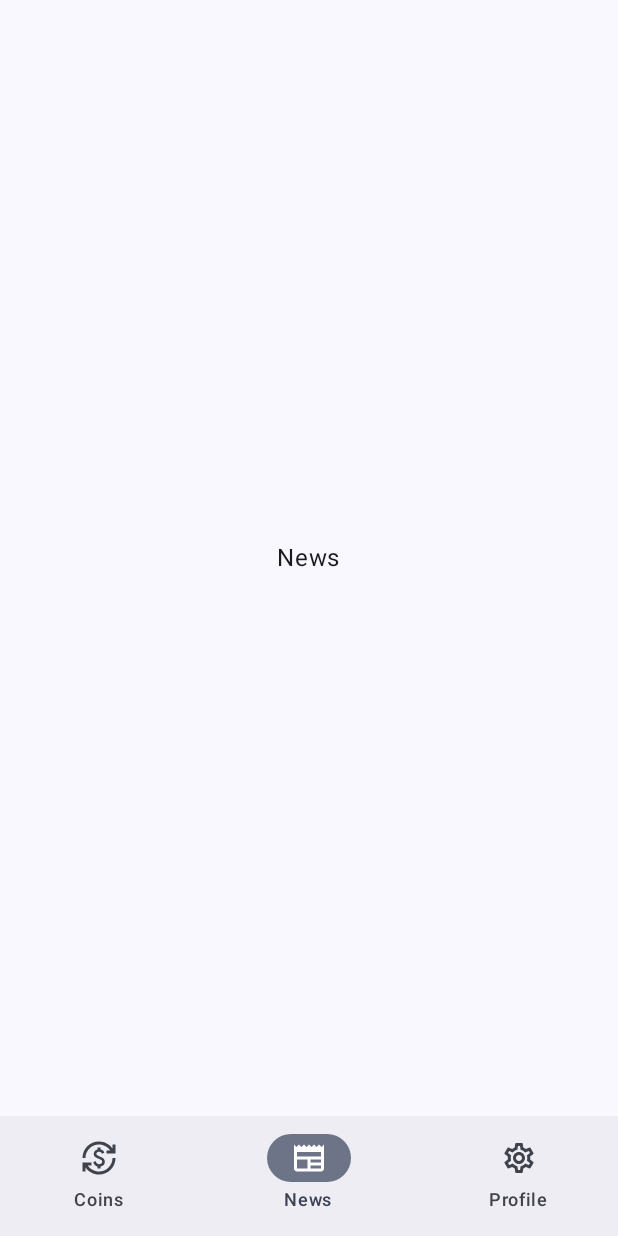
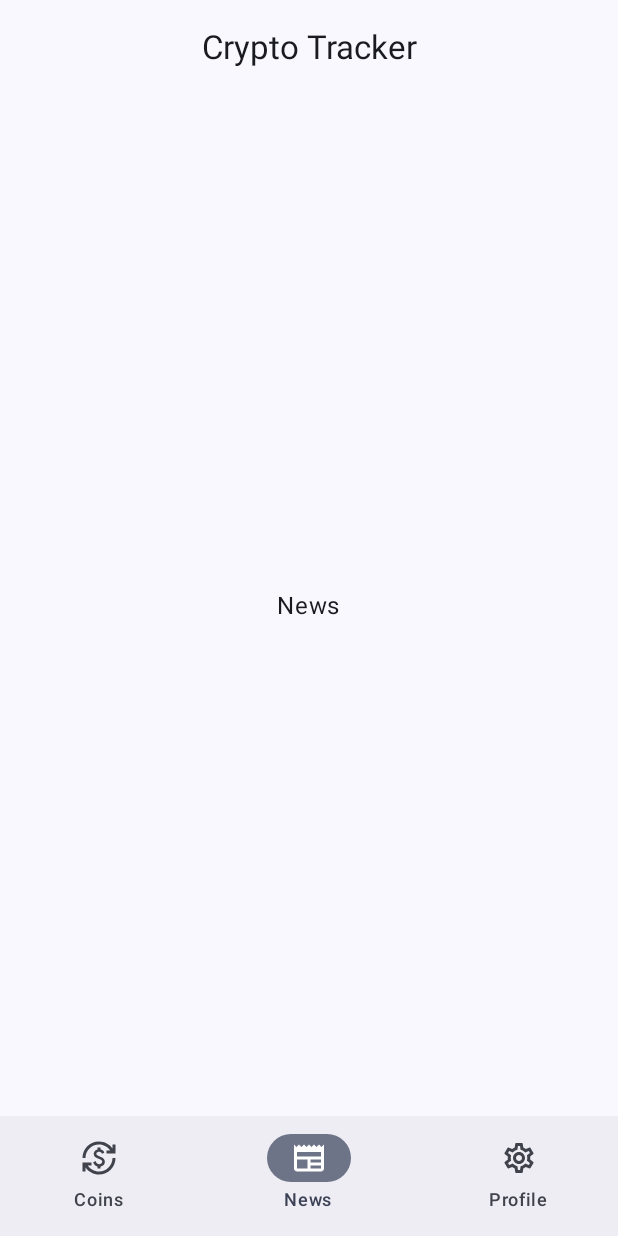
Before and after one commit to liyy0/CodeCompany_CryptoTracker, an Android app built with Jetpack Compose: the screen it shows after launch (MainActivity), item 2 of the bottom bar chosen, on a phone screen of 412 x 824 dp. Run offline under Robolectric (Android 15) with nearby library versions, the phone set to English and light mode, and no system bars; pictures from the network do not load; 2 statements that could not run were skipped.

Commit message:
bottom navigation done.1

```diff
--- a/app/src/main/java/com/example/codecompany_cryptotracker/presentation/MainActivity.kt
+++ b/app/src/main/java/com/example/codecompany_cryptotracker/presentation/MainActivity.kt
@@ -4,13 +4,17 @@ import android.os.Bundle
 import androidx.activity.ComponentActivity
 import androidx.activity.compose.setContent
 import androidx.compose.foundation.layout.Box
+import androidx.compose.foundation.layout.fillMaxSize
+import androidx.compose.foundation.layout.fillMaxWidth
 import androidx.compose.foundation.layout.padding
 import androidx.compose.material.icons.Icons
+import androidx.compose.material.icons.filled.ArrowBackIosNew
 import androidx.compose.material.icons.filled.CurrencyExchange
 import androidx.compose.material.icons.filled.Feed
 import androidx.compose.material.icons.filled.Home
 import androidx.compose.material.icons.filled.Newspaper
 import androidx.compose.material.icons.filled.Person
+import androidx.compose.material.icons.filled.Search
 import androidx.compose.material.icons.filled.Settings
 import androidx.compose.material.icons.outlined.CurrencyExchange
 import androidx.compose.material.icons.outlined.Home
@@ -18,13 +22,17 @@ import androidx.compose.material.icons.outlined.Newspaper
 import androidx.compose.material.icons.outlined.Person
 import androidx.compose.material.icons.outlined.Settings
 import androidx.compose.material3.BadgedBox
+import androidx.compose.material3.CenterAlignedTopAppBar
 import androidx.compose.material3.ExperimentalMaterial3Api
 import androidx.compose.material3.Icon
+import androidx.compose.material3.IconButton
 import androidx.compose.material3.NavigationBar
 import androidx.compose.material3.NavigationBarItem
 import androidx.compose.material3.Scaffold
 
 import androidx.compose.material3.Text
+import androidx.compose.material3.TopAppBar
+import androidx.compose.material3.TopAppBarDefaults
 import androidx.compose.runtime.Composable
 import androidx.compose.runtime.getValue
 import androidx.compose.runtime.mutableStateOf
@@ -32,6 +40,7 @@ import androidx.compose.runtime.saveable.rememberSaveable
 import androidx.compose.runtime.setValue
 import androidx.compose.ui.Modifier
 import androidx.compose.ui.graphics.vector.ImageVector
+import androidx.compose.ui.input.nestedscroll.nestedScroll
 import androidx.compose.ui.tooling.preview.Preview
 import androidx.navigation.compose.rememberNavController
 
@@ -63,6 +72,7 @@ class MainActivity : ComponentActivity() {
     }
 }
 
+@OptIn(ExperimentalMaterial3Api::class)
 @Composable
 fun BottomNavigation(){
     val navController = rememberNavController()
@@ -89,7 +99,34 @@ fun BottomNavigation(){
             route = "Settings"
         ),
     )
+    val scrollBehavior = TopAppBarDefaults.pinnedScrollBehavior()
     Scaffold (
+        modifier = Modifier
+            .fillMaxSize()
+            .nestedScroll(scrollBehavior.nestedScrollConnection),
+        topBar = {
+            CenterAlignedTopAppBar(
+                title = { Text("Crypto Tracker") },
+//                navigationIcon = {
+//                    IconButton(onClick = { /*TODO*/ }) {
+//                        Icon(
+//                            imageVector = Icons.Default.ArrowBackIosNew,
+//                            contentDescription = "Go back"
+//                        )
+//                    }
+//                },
+//                actions = {
+//                    // Add action icons here
+//                    IconButton(onClick = { /*TODO*/ }) {
+//                        Icon(
+//                            imageVector = Icons.Default.Search,
+//                            contentDescription = "Search"
+//                        )
+//                    }
+//
+//                }
+            )
+        },
         bottomBar = {
             NavigationBar{
                 items.forEachIndexed{ index, item ->
```
